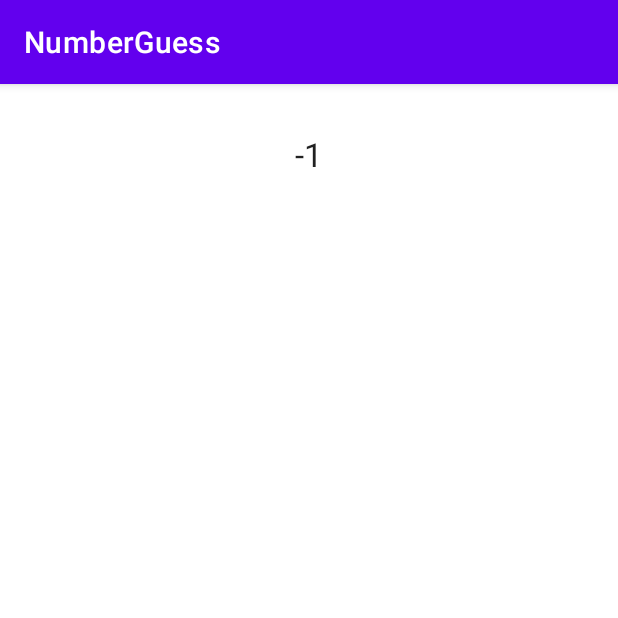
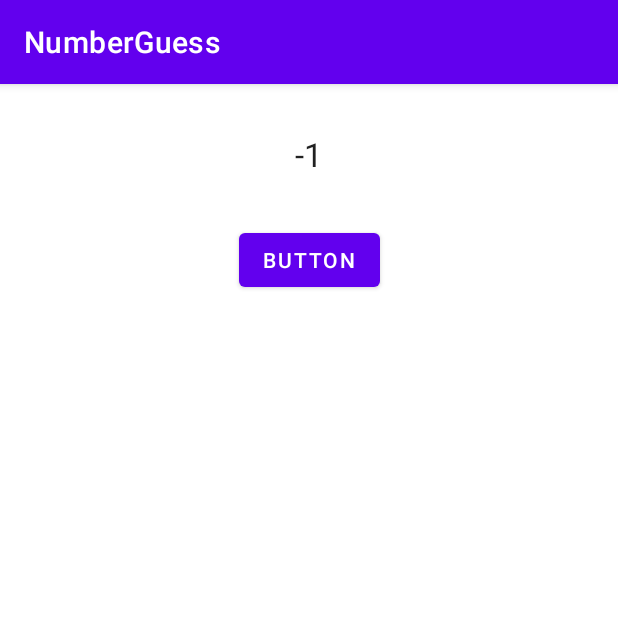
Before and after one commit to hanktom/litto-guessnumber, an Android app: the screen it shows after launch (ResultActivity), after a tap on an icon or button, on a phone screen of 412 x 824 dp, the top half of it. Run offline under Robolectric (Android 15) with nearby library versions, the phone set to English and light mode, and no system bars; our stand-ins replace navigation-ui; 1 other tap on this screen came first.

Commit message:
startActivityForResult old way

```diff
--- a/app/src/main/java/com/tom/numberguess/MainActivity.kt
+++ b/app/src/main/java/com/tom/numberguess/MainActivity.kt
@@ -58,9 +58,19 @@ class MainActivity : AppCompatActivity() {
                     putString("NAME", "Hank")
                 })
             }
-            startActivity(intent)
+            startActivityForResult(intent, 35)
+//            startActivity(intent)
         }
 
+    }
+
+    override fun onActivityResult(requestCode: Int, resultCode: Int, data: Intent?) {
+        super.onActivityResult(requestCode, resultCode, data)
+        if (requestCode == 35) {
+            if (resultCode == RESULT_OK) {
+
+            }
+        }
     }
 
     override fun onCreateOptionsMenu(menu: Menu): Boolean {
--- a/app/src/main/java/com/tom/numberguess/ResultActivity.kt
+++ b/app/src/main/java/com/tom/numberguess/ResultActivity.kt
@@ -14,5 +14,9 @@ class ResultActivity : AppCompatActivity() {
         //get result
         val times = intent.getIntExtra("TIMES", -1)
         binding.result.text = times.toString()
+        binding.button.setOnClickListener {
+            setResult(RESULT_OK)
+            finish()
+        }
     }
 }
--- a/app/src/main/res/layout/activity_result.xml
+++ b/app/src/main/res/layout/activity_result.xml
@@ -16,4 +16,14 @@
         app:layout_constraintEnd_toEndOf="parent"
         app:layout_constraintStart_toStartOf="parent"
         app:layout_constraintTop_toTopOf="parent" />
+
+    <Button
+        android:id="@+id/button"
+        android:layout_width="wrap_content"
+        android:layout_height="wrap_content"
+        android:layout_marginTop="32dp"
+        android:text="Button"
+        app:layout_constraintEnd_toEndOf="parent"
+        app:layout_constraintStart_toStartOf="parent"
+        app:layout_constraintTop_toBottomOf="@+id/result" />
 </androidx.constraintlayout.widget.ConstraintLayout>
```
